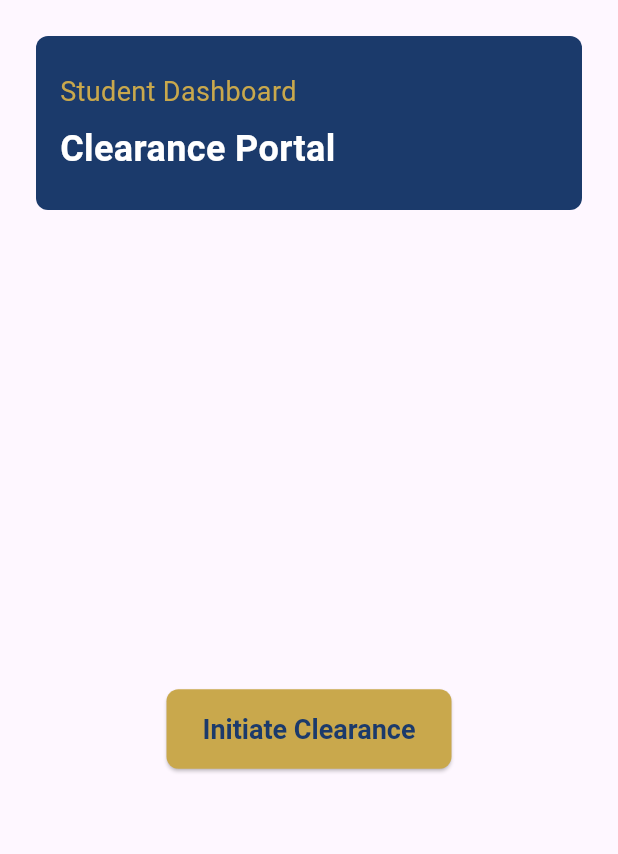
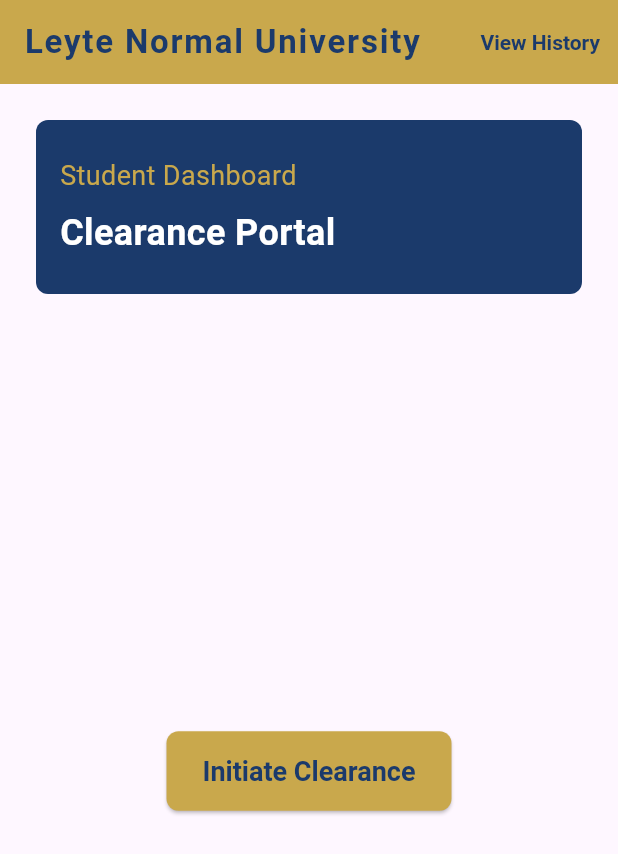
Before and after one commit to medino5/LNU-Digital-Clearance, a Flutter app: the DashboardScreen screen opened directly, on a phone screen of 412 x 824 dp. Shown: the top 854 px of the screen. Run offline on Flutter 3.47's test engine with Material 3 defaults, Android fonts, the phone set to English and light mode, and no system bars; our stand-ins replace flutter_secure_storage; accounts and stored records are empty; network calls fail.

Commit message:
dashboard fix

```diff
--- a/mobile/lib/screens/dashboard_screen.dart
+++ b/mobile/lib/screens/dashboard_screen.dart
@@ -334,6 +334,35 @@ class _DashboardScreenState extends State<DashboardScreen> {
         _activeRequest != null && rejectedSignatures.isNotEmpty;
 
     return Scaffold(
+      appBar: AppBar(
+        backgroundColor: _lnuGold,
+        automaticallyImplyLeading: false,
+        title: const Text(
+          'Leyte Normal University',
+          style: TextStyle(
+            color: _lnuNavy,
+            fontWeight: FontWeight.bold,
+            letterSpacing: 1.2,
+          ),
+        ),
+        actions: [
+          TextButton(
+            onPressed: () {
+              Navigator.push(
+                context,
+                MaterialPageRoute(
+                  builder: (_) => const HistoryScreen(),
+                ),
+              );
+            },
+            style: TextButton.styleFrom(
+              foregroundColor: _lnuNavy,
+              textStyle: const TextStyle(fontWeight: FontWeight.w600),
+            ),
+            child: const Text('View History'),
+          ),
+        ],
+      ),
       body: _isLoading
           ? const Center(child: CircularProgressIndicator())
           : Padding(
```
